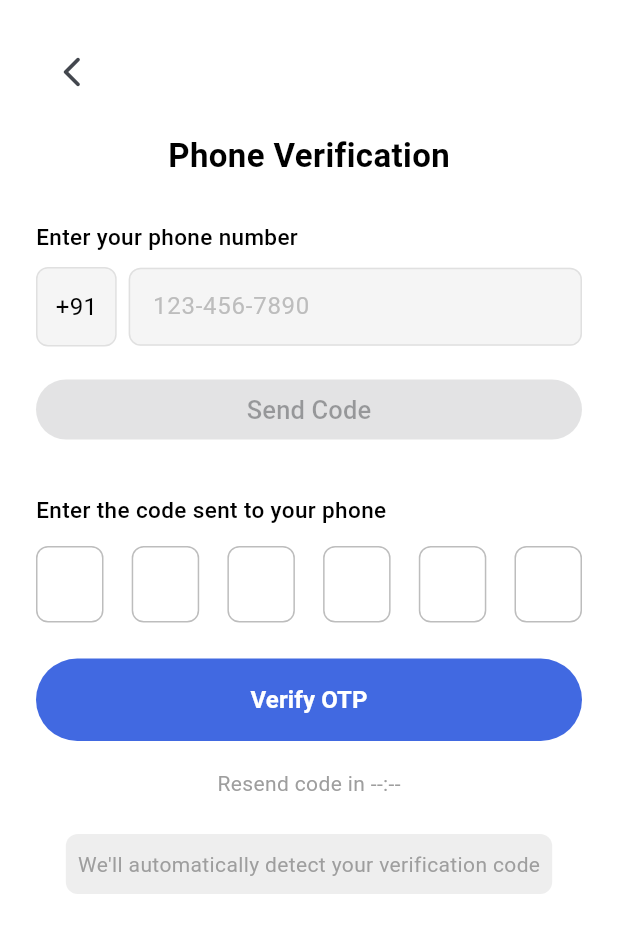
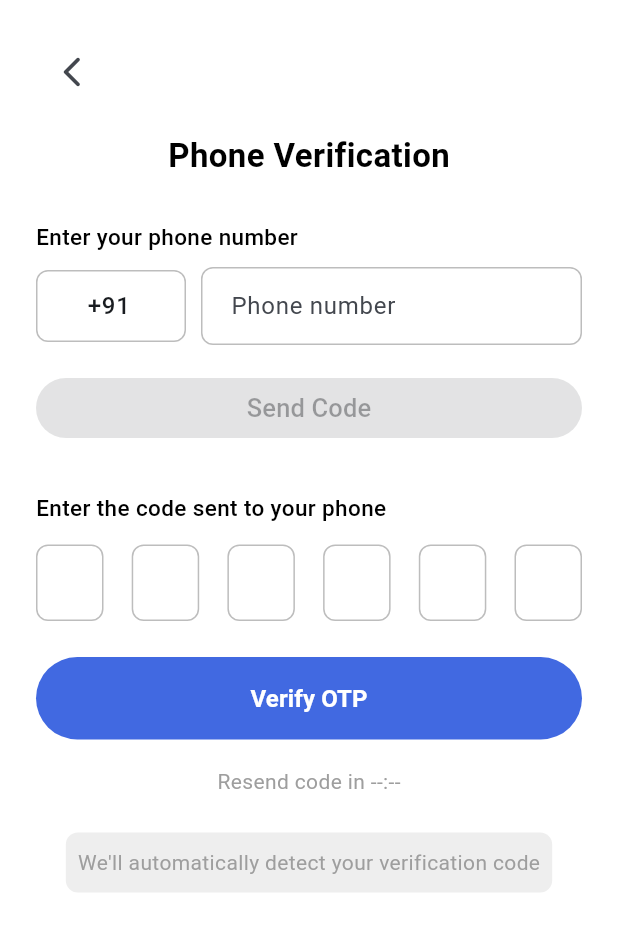
Before and after one commit to aishucb/saathclient, a Flutter app: the PhoneVerificationPage screen opened directly, on a phone screen of 412 x 824 dp. Shown: the top 933 px of the screen. Run offline on Flutter 3.47's test engine with Material 3 defaults, Android fonts, the phone set to English and light mode, and no system bars; our stand-ins replace google_sign_in.

Commit message:
Update phone_verification_page.dart

```diff
--- a/lib/phone_verification_page.dart
+++ b/lib/phone_verification_page.dart
@@ -26,6 +26,12 @@ class _PhoneVerificationPageState extends State<PhoneVerificationPage> {
   bool _isPhoneValid = false;
   bool _isLoading = false;
   String? _verificationPhoneNumber;
+
+  // Country code related state
+  final _countryCodeController = TextEditingController(text: '+91');
+
+  // Get the full phone number with country code
+  String get _fullPhoneNumber => '${_countryCodeController.text.trim()}${_phoneController.text.trim()}';
 
   // Handle OTP input changes
   void _onOtpChanged(String value, int index) {
@@ -59,7 +65,7 @@ class _PhoneVerificationPageState extends State<PhoneVerificationPage> {
       print('[DEBUG] Verifying OTP: $otp for phone: $_verificationPhoneNumber');
 
       final response = await http.post(
-        Uri.parse(ApiConfig.verifyOtpEndpoint),
+        Uri.parse('${ApiConfig.baseUrl}/api/verify-otp'),
         headers: {
           'Content-Type': 'application/json',
           'Accept': 'application/json',
@@ -117,6 +123,102 @@ class _PhoneVerificationPageState extends State<PhoneVerificationPage> {
     }
   }
 
+  // Build country code input field
+  Widget _buildCountryCodeInput() {
+    return SizedBox(
+      width: 100,
+      child: TextField(
+        controller: _countryCodeController,
+        keyboardType: TextInputType.phone,
+        textAlign: TextAlign.center,
+        style: const TextStyle(fontSize: 16, fontWeight: FontWeight.w500),
+        decoration: InputDecoration(
+          hintText: '+91',
+          hintStyle: TextStyle(color: Colors.grey[500]),
+          border: OutlineInputBorder(
+            borderRadius: BorderRadius.circular(8),
+            borderSide: BorderSide(color: Colors.grey.shade400),
+          ),
+          enabledBorder: OutlineInputBorder(
+            borderRadius: BorderRadius.circular(8),
+            borderSide: BorderSide(color: Colors.grey.shade400),
+          ),
+          focusedBorder: OutlineInputBorder(
+            borderRadius: BorderRadius.circular(8),
+            borderSide: const BorderSide(color: Colors.blue, width: 1.5),
+          ),
+          contentPadding: const EdgeInsets.symmetric(vertical: 12, horizontal: 8),
+          isDense: true,
+        ),
+        onChanged: (value) {
+          final newValue = value.replaceAll(RegExp(r'[^0-9+]'), '');
+          if (newValue != value) {
+            _countryCodeController.value = TextEditingValue(
+              text: newValue,
+              selection: TextSelection.collapsed(offset: newValue.length),
+            );
+          }
+          // Re-validate phone number when country code changes
+          _validatePhone(_phoneController.text);
+        },
+      ),
+    );
+  }
+
+  // Build phone input field with country code
+  Widget _buildPhoneInput() {
+    return Column(
+      crossAxisAlignment: CrossAxisAlignment.start,
+      children: [
+        const Text(
+          'Enter your phone number',
+          style: TextStyle(
+            fontSize: 15,
+            color: Colors.black,
+            fontWeight: FontWeight.w500,
+          ),
+        ),
+        const SizedBox(height: 10),
+        Row(
+          children: [
+            // Country code input
+            _buildCountryCodeInput(),
+            const SizedBox(width: 10),
+            // Phone number input
+            Expanded(
+              child: TextField(
+                controller: _phoneController,
+                keyboardType: TextInputType.phone,
+                decoration: InputDecoration(
+                  hintText: 'Phone number',
+                  border: OutlineInputBorder(
+                    borderRadius: BorderRadius.circular(8),
+                    borderSide: BorderSide(color: Colors.grey.shade400),
+                  ),
+                  enabledBorder: OutlineInputBorder(
+                    borderRadius: BorderRadius.circular(8),
+                    borderSide: BorderSide(color: Colors.grey.shade400),
+                  ),
+                  focusedBorder: OutlineInputBorder(
+                    borderRadius: BorderRadius.circular(8),
+                    borderSide: const BorderSide(color: Colors.blue, width: 2),
+                  ),
+                  contentPadding: const EdgeInsets.symmetric(horizontal: 16, vertical: 14),
+                  isDense: true,
+                ),
+                onChanged: _validatePhone,
+                inputFormatters: [
+                  FilteringTextInputFormatter.digitsOnly,
+                  LengthLimitingTextInputFormatter(15), // Reasonable max length for phone numbers
+                ],
+              ),
+            ),
+          ],
+        ),
+      ],
+    );
+  }
+
   Widget _buildOtpInput() {
     return Row(
       mainAxisAlignment: MainAxisAlignment.spaceBetween,
@@ -164,6 +266,7 @@ class _PhoneVerificationPageState extends State<PhoneVerificationPage> {
   @override
   void dispose() {
     _phoneController.dispose();
+    _countryCodeController.dispose();
     for (var controller in _otpControllers) {
       controller.dispose();
     }
@@ -177,8 +280,10 @@ class _PhoneVerificationPageState extends State<PhoneVerificationPage> {
     setState(() {
       // Remove all non-digit characters and check length
       final digits = value.replaceAll(RegExp(r'[^0-9]'), '');
-      _isPhoneValid = digits.length == 10;
-      print('Phone validation: $digits (${digits.length} digits) - Valid: $_isPhoneValid');
+      _verificationPhoneNumber = '${_countryCodeController.text}$digits';
+      // More flexible validation - at least 7 digits, max 15
+      _isPhoneValid = digits.length >= 7 && digits.length <= 15;
+      print('Phone validation: ${_countryCodeController.text}$digits (${digits.length} digits) - Valid: $_isPhoneValid');
     });
   }
 
@@ -195,7 +300,7 @@ class _PhoneVerificationPageState extends State<PhoneVerificationPage> {
     if (!mounted) return;
     setState(() {
       _isLoading = true;
-      _verificationPhoneNumber = '+91$phoneNumber';
+      _verificationPhoneNumber = _fullPhoneNumber;
       // Clear previous OTP fields
       for (var controller in _otpControllers) {
         controller.clear();
@@ -212,8 +317,8 @@ class _PhoneVerificationPageState extends State<PhoneVerificationPage> {
       debugPrint('✓ Network connectivity OK');
 
       // 2. Prepare request
-      final url = Uri.parse(ApiConfig.otpEndpoint);
-      final requestBody = {'phone': '+91$phoneNumber'};
+      final url = Uri.parse('${ApiConfig.baseUrl}/api/otp');
+      final requestBody = {'phone': _verificationPhoneNumber};
       final requestBodyJson = jsonEncode(requestBody);
 
       debugPrint('\n[2/4] Request details:');
@@ -370,62 +475,8 @@ class _PhoneVerificationPageState extends State<PhoneVerificationPage> {
                   ),
                 ),
                 const SizedBox(height: 28),
-                // Enter phone label
-                const Text(
-                  'Enter your phone number',
-                  style: TextStyle(
-                    fontSize: 15,
-                    color: Colors.black,
-                    fontWeight: FontWeight.w500,
-                  ),
-                ),
-                const SizedBox(height: 10),
-                // Phone input
-                Row(
-                  children: [
-                    Container(
-                      padding: const EdgeInsets.symmetric(horizontal: 12, vertical: 14),
-                      decoration: BoxDecoration(
-                        border: Border.all(color: Colors.grey.shade300),
-                        borderRadius: BorderRadius.circular(8),
-                        color: Colors.grey.shade100,
-                      ),
-                      child: const Text(
-                        '+91',
-                        style: TextStyle(fontSize: 16, color: Colors.black),
-                      ),
-                    ),
-                    const SizedBox(width: 8),
-                    Expanded(
-                      child: TextField(
-                        controller: _phoneController,
-                        keyboardType: TextInputType.phone,
-                        onChanged: _validatePhone,
-                        maxLength: 15, // Allow for formatting
-                        decoration: InputDecoration(
-                          hintText: '123-456-7890',
-                          hintStyle: TextStyle(color: Colors.grey.shade400),
-                          filled: true,
-                          fillColor: Colors.grey.shade100,
-                          contentPadding: const EdgeInsets.symmetric(vertical: 14, horizontal: 12),
-                          border: OutlineInputBorder(
-                            borderRadius: BorderRadius.circular(8),
-                            borderSide: BorderSide(color: Colors.grey.shade300),
-                          ),
-                          enabledBorder: OutlineInputBorder(
-                            borderRadius: BorderRadius.circular(8),
-                            borderSide: BorderSide(color: Colors.grey.shade300),
-                          ),
-                          focusedBorder: OutlineInputBorder(
-                            borderRadius: BorderRadius.circular(8),
-                            borderSide: BorderSide(color: Colors.blue.shade200),
-                          ),
-                          counterText: '', // Hide character counter
-                        ),
-                      ),
-                    ),
-                  ],
-                ),
+                // Phone input with country code selector
+                _buildPhoneInput(),
                 const SizedBox(height: 18),
                 // Send code button (disabled style)
                 SizedBox(
```
